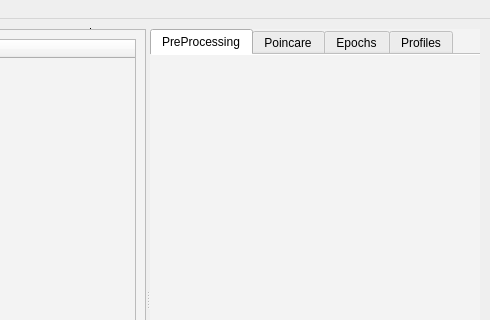
markspan/spectHR, file form.ui: the form before one commit; both pictures show x 310 to 800 and y 0 to 320 of the 800 by 600 pixel window.
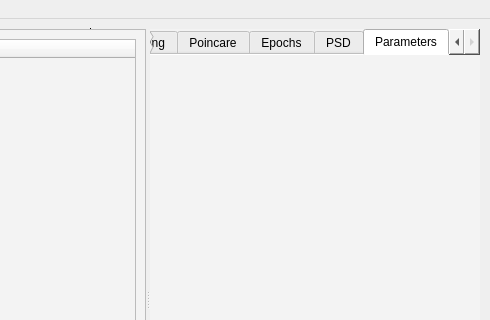
The form after the commit. The open tabs and pages were chosen to show the change.

```diff
--- a/form.ui
+++ b/form.ui
@@ -108,7 +108,7 @@
        </widget>
        <widget class="QWidget" name="Profiles">
         <attribute name="title">
-         <string>Profiles</string>
+         <string>PSD</string>
         </attribute>
         <layout class="QHBoxLayout" name="horizontalLayout_5">
          <item>
@@ -136,6 +136,16 @@
          </item>
         </layout>
        </widget>
+       <widget class="QWidget" name="Parameters">
+        <attribute name="title">
+         <string>Parameters</string>
+        </attribute>
+        <layout class="QHBoxLayout" name="horizontalLayout_6">
+         <item>
+          <widget class="QWidget" name="mplParameters" native="true"/>
+         </item>
+        </layout>
+       </widget>
       </widget>
      </widget>
     </item>
```
Left out of the diff: 8 changed lines with no effect on the pictures.
